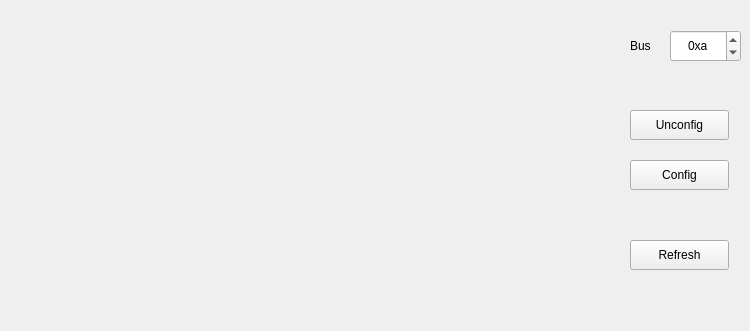
Above: mainwindow.ui from ahernguo/i2c_demo before the change. Below: the same form after it.
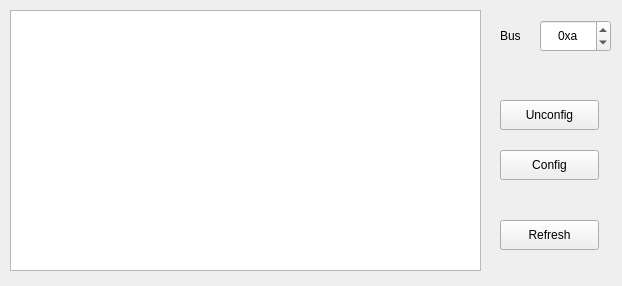
That is the form after the change.

Diff of the .ui file:
```diff
--- a/mainwindow.ui
+++ b/mainwindow.ui
@@ -6,8 +6,8 @@
    <rect>
     <x>0</x>
     <y>0</y>
-    <width>750</width>
-    <height>331</height>
+    <width>622</width>
+    <height>286</height>
    </rect>
   </property>
   <property name="windowTitle">
@@ -17,8 +17,8 @@
    <widget class="QPushButton" name="btnConfig">
     <property name="geometry">
      <rect>
-      <x>630</x>
-      <y>160</y>
+      <x>500</x>
+      <y>150</y>
       <width>99</width>
       <height>30</height>
      </rect>
@@ -27,22 +27,11 @@
      <string>Config</string>
     </property>
    </widget>
-   <widget class="QWidget" name="gridLayoutWidget">
-    <property name="geometry">
-     <rect>
-      <x>10</x>
-      <y>10</y>
-      <width>601</width>
-      <height>311</height>
-     </rect>
-    </property>
-    <layout class="QGridLayout" name="gridLayout_2"/>
-   </widget>
    <widget class="QLabel" name="lblBus">
     <property name="geometry">
      <rect>
-      <x>630</x>
-      <y>30</y>
+      <x>500</x>
+      <y>20</y>
       <width>31</width>
       <height>31</height>
      </rect>
@@ -54,8 +43,8 @@
    <widget class="QSpinBox" name="sbBus">
     <property name="geometry">
      <rect>
-      <x>670</x>
-      <y>30</y>
+      <x>540</x>
+      <y>20</y>
       <width>71</width>
       <height>32</height>
      </rect>
@@ -79,8 +68,8 @@
    <widget class="QPushButton" name="btnUnconfig">
     <property name="geometry">
      <rect>
-      <x>630</x>
-      <y>110</y>
+      <x>500</x>
+      <y>100</y>
       <width>99</width>
       <height>30</height>
      </rect>
@@ -92,8 +81,8 @@
    <widget class="QPushButton" name="btnRefresh">
     <property name="geometry">
      <rect>
-      <x>630</x>
-      <y>240</y>
+      <x>500</x>
+      <y>220</y>
       <width>99</width>
       <height>30</height>
      </rect>
@@ -102,6 +91,16 @@
      <string>Refresh</string>
     </property>
    </widget>
+   <widget class="QTableWidget" name="tbMain">
+    <property name="geometry">
+     <rect>
+      <x>10</x>
+      <y>10</y>
+      <width>471</width>
+      <height>261</height>
+     </rect>
+    </property>
+   </widget>
   </widget>
  </widget>
  <layoutdefault spacing="6" margin="11"/>
```
Left out of the diff: 2 changed lines with no effect on the pictures.
